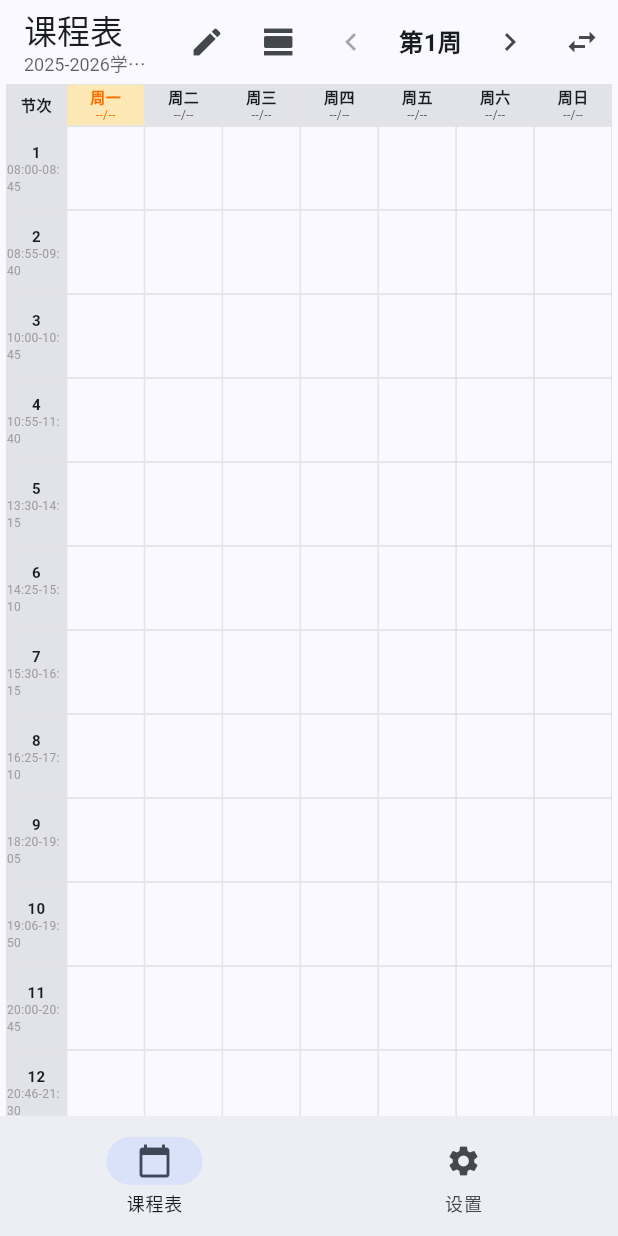
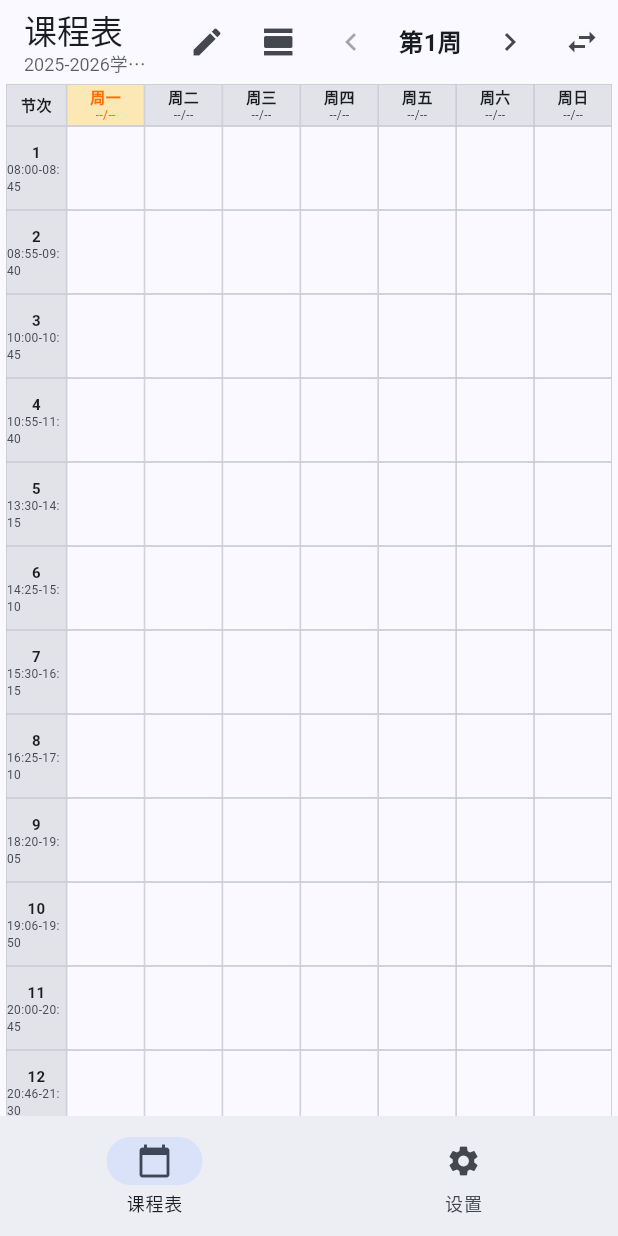
Before and after one commit to ZincGluxx/JLU_COURSE_APP, a Flutter app: the screen it shows after launch, on a phone screen of 412 x 824 dp. Run offline on Flutter 3.47's test engine with Material 3 defaults, Android fonts, the phone set to English and light mode, and no system bars; our stand-ins replace shared_preferences, webview_flutter; missing offline and left inert: home_widget.

Commit message:
Fix: remove deprecated API semester import, move import to settings, add start date picker, fix dark mode colors

```diff
--- a/lib/screens/course_table_screen.dart
+++ b/lib/screens/course_table_screen.dart
@@ -124,7 +124,9 @@ class _CourseTableScreenState extends State<CourseTableScreen> {
                     Text(
                       courseService.error!,
                       textAlign: TextAlign.center,
-                      style: const TextStyle(color: Colors.grey),
+                      style: TextStyle(
+                        color: Theme.of(context).colorScheme.onSurfaceVariant,
+                      ),
                     ),
                     const SizedBox(height: 32),
                     ElevatedButton.icon(
@@ -293,14 +295,14 @@ class _CourseTableScreenState extends State<CourseTableScreen> {
                       Icon(
                         Icons.event_available,
                         size: 64,
-                        color: Colors.grey[400],
+                        color: Theme.of(context).colorScheme.onSurface.withOpacity(0.4),
                       ),
                       const SizedBox(height: 16),
                       Text(
                         '${_weekdays[weekdayIndex]}没有课程',
                         style: TextStyle(
                           fontSize: 16,
-                          color: Colors.grey[600],
+                          color: Theme.of(context).colorScheme.onSurface.withOpacity(0.6),
                         ),
                       ),
                     ],
@@ -476,7 +478,7 @@ class _CourseTableScreenState extends State<CourseTableScreen> {
           width: layoutParams['sectionColumnWidth']!,
           height: 28,
           decoration: BoxDecoration(
-            border: Border.all(color: Colors.grey.shade300, width: 0.5),
+            border: Border.all(color: Theme.of(context).colorScheme.outlineVariant, width: 0.5),
             color: Theme.of(context).colorScheme.surfaceContainerHighest,
           ),
           child: const Center(
@@ -493,7 +495,7 @@ class _CourseTableScreenState extends State<CourseTableScreen> {
             width: layoutParams['dayColumnWidth']!,
             height: 28,
             decoration: BoxDecoration(
-              border: Border.all(color: Colors.grey.shade300, width: 0.5),
+              border: Border.all(color: Theme.of(context).colorScheme.outlineVariant, width: 0.5),
               color: isToday
                   ? Colors.amber.withOpacity(0.3)
                   : Theme.of(context).colorScheme.surfaceContainerHighest,
@@ -517,7 +519,9 @@ class _CourseTableScreenState extends State<CourseTableScreen> {
                     dateStr,
                     style: TextStyle(
                       fontSize: 8,
-                      color: isToday ? Colors.amber.shade900 : Colors.grey[700]
+                      color: isToday
+                          ? Colors.amber.shade900
+                          : Theme.of(context).colorScheme.onSurfaceVariant,
                     ),
                     overflow: TextOverflow.ellipsis,
                   ),
@@ -568,14 +572,14 @@ class _CourseTableScreenState extends State<CourseTableScreen> {
           width: layoutParams['sectionColumnWidth']!,
           height: cellHeight,
           decoration: BoxDecoration(
-            border: Border.all(color: Colors.grey.shade300, width: 0.5),
+            border: Border.all(color: Theme.of(context).colorScheme.outlineVariant, width: 0.5),
             color: Theme.of(context).colorScheme.surfaceContainerHighest,
           ),
           child: Column(
             mainAxisAlignment: MainAxisAlignment.center,
             children: [
               Text('$section', style: const TextStyle(fontWeight: FontWeight.bold, fontSize: 10)),
-              Text(timeStr, style: const TextStyle(fontSize: 8, color: Colors.grey)),
+              Text(timeStr, style: TextStyle(fontSize: 8, color: Theme.of(context).colorScheme.onSurfaceVariant)),
             ],
           ),
         );
@@ -605,7 +609,7 @@ class _CourseTableScreenState extends State<CourseTableScreen> {
               return Container(
                 height: cellHeight,
                 decoration: BoxDecoration(
-                  border: Border.all(color: Colors.grey.shade300, width: 0.5),
+                  border: Border.all(color: Theme.of(context).colorScheme.outlineVariant, width: 0.5),
                   color: isToday ? Colors.amber.withOpacity(0.05) : null,
                 ),
               );
@@ -844,7 +848,7 @@ class _CourseTableScreenState extends State<CourseTableScreen> {
     return Row(
       crossAxisAlignment: CrossAxisAlignment.start,
       children: [
-        Icon(icon, size: 20, color: Colors.grey[600]),
+        Icon(icon, size: 20, color: Theme.of(context).colorScheme.onSurfaceVariant),
         const SizedBox(width: 8),
         Expanded(
           child: Column(
@@ -854,7 +858,7 @@ class _CourseTableScreenState extends State<CourseTableScreen> {
                 label,
                 style: TextStyle(
                   fontSize: 12,
-                  color: Colors.grey[600],
+                  color: Theme.of(context).colorScheme.onSurfaceVariant,
                   fontWeight: FontWeight.w500,
                 ),
               ),
--- a/lib/widgets/webview_data_importer.dart
+++ b/lib/widgets/webview_data_importer.dart
@@ -416,7 +416,6 @@ class _WebViewDataImporterState extends State<WebViewDataImporter> {
                       : const Icon(Icons.event, size: 20),
                   label: const Text('导入课表'),
                   style: FilledButton.styleFrom(
-                    backgroundColor: Colors.blue,
                     padding: const EdgeInsets.symmetric(horizontal: 12, vertical: 8),
                   ),
                 ),
@@ -433,7 +432,7 @@ class _WebViewDataImporterState extends State<WebViewDataImporter> {
             _currentUrl,
             style: TextStyle(
               fontSize: 11,
-              color: Colors.grey[700],
+          color: Theme.of(context).colorScheme.onSurface.withOpacity(0.6),
             ),
             maxLines: 1,
             overflow: TextOverflow.ellipsis,
@@ -560,7 +559,7 @@ class _WebViewDataImporterState extends State<WebViewDataImporter> {
 
     try {
       final courseService = Provider.of<CourseService>(context, listen: false);
-      await courseService.importSemesterCourses(htmlContent, semester: semester, courses: courses);
+      await courseService.importSemesterCourses(semester: semester, courses: courses);
 
       if (mounted) {
         ScaffoldMessenger.of(context).showSnackBar(
```
Also changed, not shown: lib/screens/login_screen.dart (+5 -5 lines), lib/screens/settings_screen.dart (+44 -18 lines), lib/services/course_service.dart (+9 -16 lines), lib/widgets/semester_switch_dialog.dart (+0 -7 lines).
